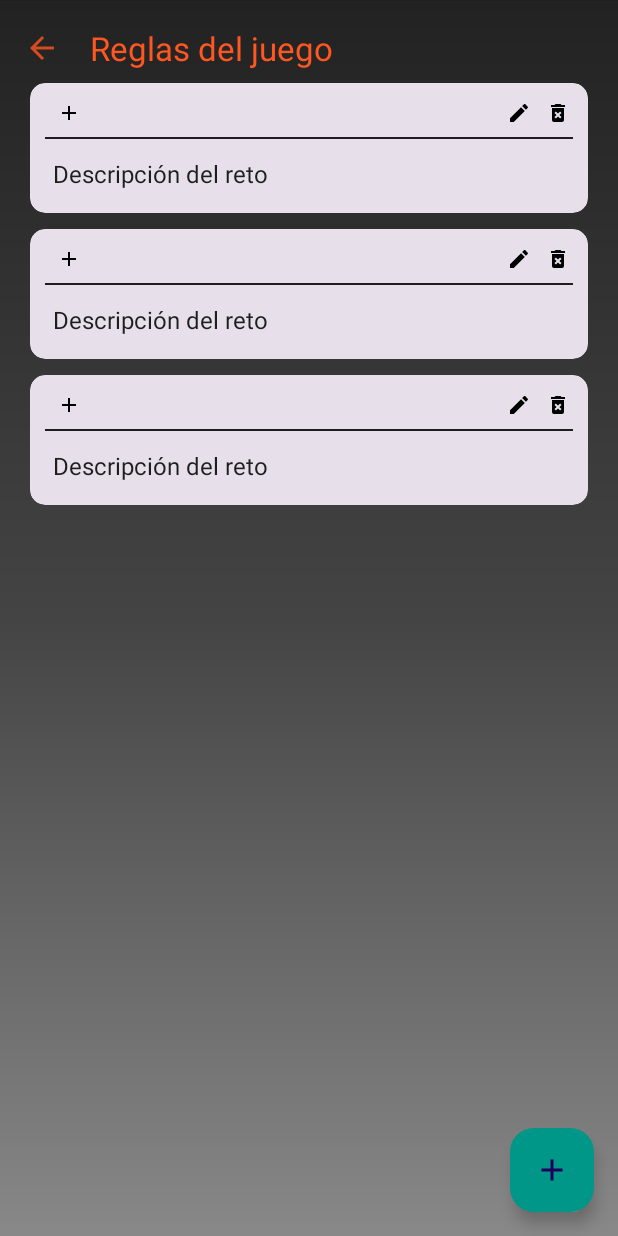
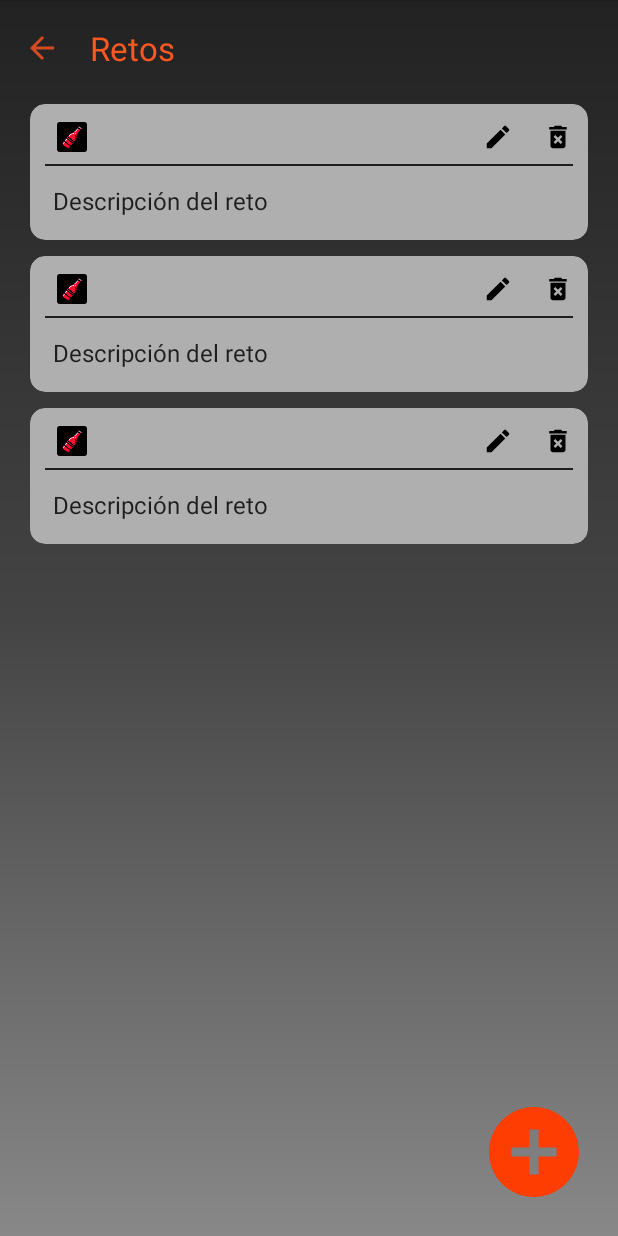
Before and after one commit to BrianGomezM/equipoUno, an Android app: the layout fragment_challenges.xml on its own in the app's theme, with its tools: preview values and no code run, on a phone screen of 412 x 824 dp. Run offline under Robolectric (Android 15) with nearby library versions, the light colour scheme and no system bars.

Commit message:
Correciones HU06

```diff
--- a/app/src/main/java/com/univalle/picobotellamvvm/data/ChallengeDao.kt
+++ b/app/src/main/java/com/univalle/picobotellamvvm/data/ChallengeDao.kt
@@ -13,7 +13,7 @@ interface ChallengeDao {
     @Insert(onConflict = OnConflictStrategy.REPLACE)
     suspend fun saveInventory(challenge: Challenge)
 
-    @Query("SELECT * FROM Challenge")
+    @Query("SELECT * FROM Challenge ORDER BY id DESC")
     suspend fun getListChallenge(): MutableList<Challenge>
 
     @Delete
--- a/app/src/main/java/com/univalle/picobotellamvvm/view/fragment/ChallengesFragment.kt
+++ b/app/src/main/java/com/univalle/picobotellamvvm/view/fragment/ChallengesFragment.kt
@@ -80,36 +80,8 @@ class ChallengesFragment : Fragment() {
         }
     }
 
-
-    private fun recycler(){
-
-    }
-
-    /*
-    private fun controladores() {
-        recycler()
-    }
-
-    fun recycler() {
-
-        var listChallenge = mutableListOf(
-            Challenge("hola"),
-            Challenge("por favor"),
-            Challenge("dime"),
-            Challenge("que funcionas")
-        )
-
-        val recycler = binding.recyclerview
-        recycler.layoutManager = LinearLayoutManager(context)
-        val adapter = ChallengeAdapter(listChallenge)
-        recycler.adapter = adapter
-        adapter.notifyDataSetChanged()
-    }
-
-
-     */
     private fun setupToolbar() {
-        binding.contentToolbar.toolbar2.setNavigationOnClickListener { onBackPressed() }
+        binding.contentToolbar2.toolbarChallenge.setNavigationOnClickListener { onBackPressed() }
     }
 
     private fun onBackPressed() {
--- a/app/src/main/res/layout/challenge_item.xml
+++ b/app/src/main/res/layout/challenge_item.xml
@@ -14,7 +14,7 @@
             android:layout_width="match_parent"
             android:layout_height="wrap_content"
             android:foreground="?selectableItemBackground"
-            android:backgroundTint="@color/backgroundColorItem"
+            android:backgroundTint="@color/gray"
             card_view:cardCornerRadius="10dp"
             android:elevation="8dp"
             card_view:layout_constraintStart_toStartOf="parent"
@@ -28,9 +28,9 @@
 
                 <ImageView
                     android:id="@+id/imageIcon"
-                    android:layout_width="16dp"
-                    android:layout_height="16dp"
-                    android:src="@drawable/ic_add"
+                    android:layout_width="20dp"
+                    android:layout_height="20dp"
+                    android:src="@mipmap/picobotella"
                     card_view:layout_constraintTop_toTopOf="parent"
                     card_view:layout_constraintStart_toStartOf="parent"
                     android:layout_marginTop="2dp"
@@ -38,19 +38,21 @@
 
                 <ImageView
                     android:id="@+id/edit"
-                    android:layout_width="16dp"
-                    android:layout_height="16dp"
+                    android:layout_width="20dp"
+                    android:layout_height="20dp"
                     android:src="@drawable/ic_edit"
+                    android:background="?selectableItemBackgroundBorderless"
                     card_view:layout_constraintTop_toTopOf="parent"
                     card_view:layout_constraintEnd_toStartOf="@id/delete"
                     android:layout_marginTop="2dp"
-                    android:layout_marginEnd="8dp"/>
+                    android:layout_marginEnd="20dp"/>
 
                 <ImageView
                     android:id="@+id/delete"
                     android:layout_width="20dp"
-                    android:layout_height="16dp"
+                    android:layout_height="20dp"
                     android:src="@drawable/ic_delete"
+                    android:background="?selectableItemBackgroundBorderless"
                     card_view:layout_constraintTop_toTopOf="parent"
                     card_view:layout_constraintEnd_toEndOf="parent"
                     android:layout_marginTop="2dp"
--- a/app/src/main/res/layout/fragment_challenges.xml
+++ b/app/src/main/res/layout/fragment_challenges.xml
@@ -14,27 +14,14 @@
         tools:context=".view.fragment.ChallengesFragment">
 
         <include
-            android:id="@+id/contentToolbar"
-            layout="@layout/toolbar2"
+            android:id="@+id/contentToolbar2"
+            layout="@layout/toolbar_challenge"
             android:layout_width="match_parent"
             android:layout_height="wrap_content"
             app:layout_constraintEnd_toEndOf="parent"
             app:layout_constraintStart_toStartOf="parent"
             app:layout_constraintTop_toTopOf="parent">
-
         </include>
-
-        <TextView
-            android:id="@+id/tvTitulo"
-            android:layout_width="wrap_content"
-            android:layout_height="wrap_content"
-            android:text=""
-            android:textStyle="bold"
-            android:layout_marginVertical="15dp"
-            android:textSize="25sp"
-            app:layout_constraintTop_toTopOf="parent"
-            app:layout_constraintStart_toStartOf="parent"
-            app:layout_constraintEnd_toEndOf="parent" />
 
         <androidx.recyclerview.widget.RecyclerView
             android:id="@+id/recyclerview"
@@ -42,20 +29,21 @@
             android:layout_height="0dp"
             android:layout_marginBottom="20dp"
             tools:listitem="@layout/challenge_item"
-            app:layout_constraintTop_toBottomOf="@+id/tvTitulo"
+            app:layout_constraintTop_toBottomOf="@+id/contentToolbar2"
             app:layout_constraintStart_toStartOf="parent"
             app:layout_constraintEnd_toEndOf="parent"
             app:layout_constraintBottom_toBottomOf="parent"/>
 
-        <com.google.android.material.floatingactionbutton.FloatingActionButton
+        <ImageButton
             android:id="@+id/fbagregar"
-            android:layout_width="wrap_content"
-            android:layout_height="wrap_content"
+            android:layout_width="72dp"
+            android:layout_height="72dp"
             android:contentDescription="Button add"
-            android:layout_marginRight="16dp"
-            android:backgroundTint="@color/backgroudColorBtn"
-            android:layout_marginBottom="16dp"
-            android:src="@drawable/ic_add"
+            android:background="?attr/selectableItemBackgroundBorderless"
+            android:layout_marginBottom="20dp"
+            android:layout_marginRight="20dp"
+            android:src="@drawable/baseline_add_circle_24"
+            android:scaleType="fitCenter"
             app:layout_constraintEnd_toEndOf="parent"
             app:layout_constraintBottom_toBottomOf="parent" />
 
--- /dev/null
+++ b/app/src/main/res/layout/toolbar_challenge.xml
@@ -0,0 +1,24 @@
+<layout xmlns:android="http://schemas.android.com/apk/res/android"
+    xmlns:app="http://schemas.android.com/apk/res-auto"
+    xmlns:tools="http://schemas.android.com/tools">
+
+    <androidx.coordinatorlayout.widget.CoordinatorLayout
+        android:layout_width="match_parent"
+        android:layout_height="wrap_content"
+        tools:context=".view.MainActivity">
+
+        <androidx.appcompat.widget.Toolbar
+            android:id="@+id/toolbarChallenge"
+            android:layout_width="match_parent"
+            android:layout_height="?attr/actionBarSize"
+            app:navigationIcon="@drawable/baseline_arrow_back_24"
+
+            android:background="?selectableItemBackgroundBorderless"
+            app:title="Retos"
+            app:titleTextColor="@color/TittleColor"
+
+            >
+        </androidx.appcompat.widget.Toolbar>
+
+    </androidx.coordinatorlayout.widget.CoordinatorLayout>
+</layout>
```
